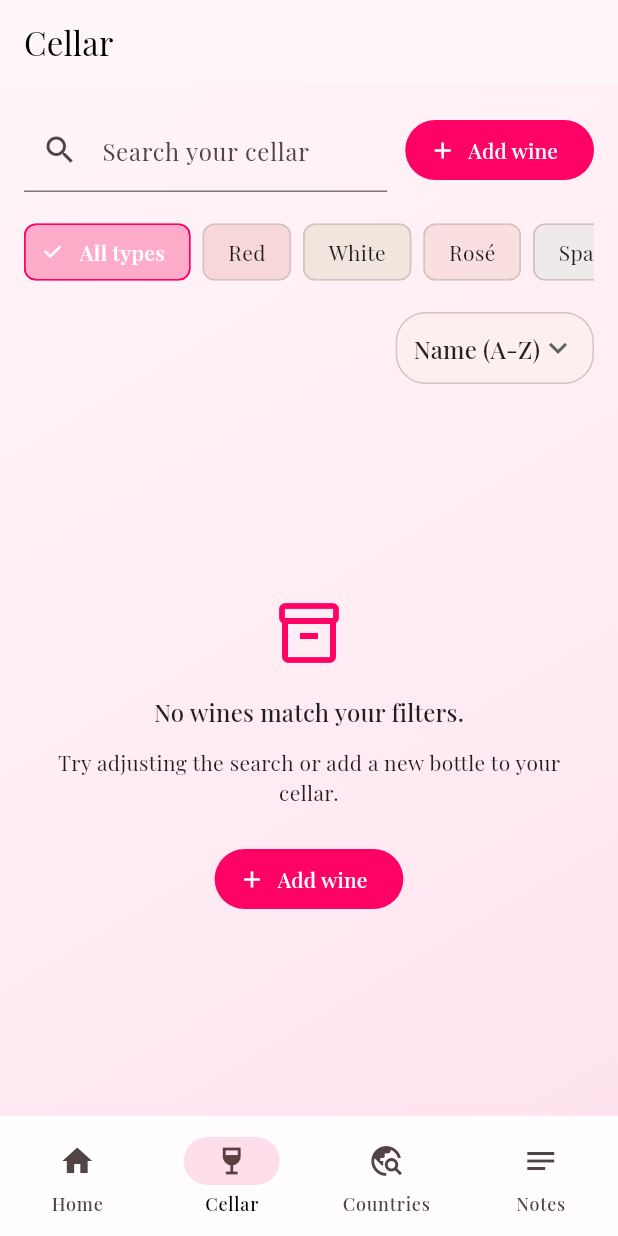
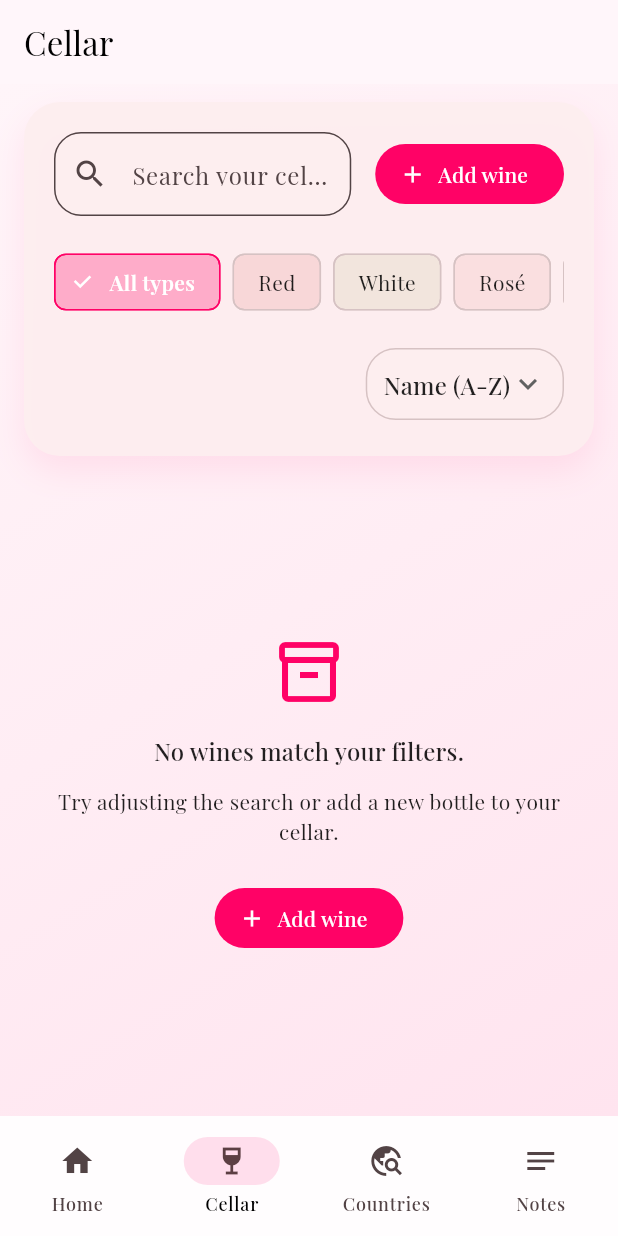
Before and after one commit to Ferrea-96/wiih, a Flutter app: the screen it shows once a user with an empty profile is signed in, item 2 of the bottom bar chosen, on a phone screen of 412 x 824 dp. Run offline on Flutter 3.47's test engine with Material 3 defaults, Android fonts, the phone set to English and light mode, and no system bars; our stand-ins replace cloud_firestore, firebase_auth, firebase_core, firebase_storage, flutter_image_compress, google_fonts and 4 more; missing offline and left inert: firebase_app_check; accounts and stored records are empty.

Commit message:
refactor: replace Column with CustomScrollView in CellarPage for improved layout and performance

```diff
--- a/lib/src/features/cellar/presentation/pages/cellar_page.dart
+++ b/lib/src/features/cellar/presentation/pages/cellar_page.dart
@@ -69,20 +69,36 @@ class _CellarPageState extends State<CellarPage> {
     return Consumer<WineList>(
       builder: (context, list, child) {
         final wines = _applySearch(list.wines);
-        return Column(
-          children: [
-            _buildControls(theme),
-            Expanded(
-              child: wines.isEmpty
-                  ? _buildEmptyState(theme)
-                  : ListView.separated(
+        return CustomScrollView(
+          slivers: [
+            SliverPersistentHeader(
+              pinned: true,
+              delegate: _CellarToolbarDelegate(
+                height: 260,
+                child: _buildToolbar(theme),
+              ),
+            ),
+            if (wines.isEmpty)
+              SliverFillRemaining(
+                hasScrollBody: false,
+                child: _buildEmptyState(theme),
+              )
+            else
+              SliverPadding(
                 padding: const EdgeInsets.fromLTRB(16, 0, 16, 24),
-                      itemCount: wines.length,
-                      separatorBuilder: (context, index) =>
-                          const SizedBox(height: 12),
-                      itemBuilder: (context, index) {
-                        return _buildWineCard(context, wines[index]);
+                sliver: SliverList(
+                  delegate: SliverChildBuilderDelegate(
+                    (context, index) {
+                      final wine = wines[index];
+                      return Padding(
+                        padding: EdgeInsets.only(
+                          bottom: index == wines.length - 1 ? 0 : 12,
+                        ),
+                        child: _buildWineCard(context, wine),
+                      );
                     },
+                    childCount: wines.length,
+                  ),
                 ),
               ),
           ],
@@ -91,11 +107,31 @@ class _CellarPageState extends State<CellarPage> {
     );
   }
 
-  Widget _buildControls(ThemeData theme) {
-    return Padding(
-      padding: const EdgeInsets.fromLTRB(16, 16, 16, 8),
+  Widget _buildToolbar(ThemeData theme) {
+    final surface = theme.colorScheme.surface.withOpacity(0.95);
+    final shadowColor = theme.colorScheme.primary.withOpacity(0.08);
+
+    return SafeArea(
+      bottom: false,
+      child: Padding(
+        padding: const EdgeInsets.fromLTRB(16, 12, 16, 12),
+        child: DecoratedBox(
+          decoration: BoxDecoration(
+            color: surface,
+            borderRadius: BorderRadius.circular(24),
+            boxShadow: [
+              BoxShadow(
+                color: shadowColor,
+                blurRadius: 18,
+                offset: const Offset(0, 10),
+              ),
+            ],
+          ),
+          child: Padding(
+            padding: const EdgeInsets.fromLTRB(20, 20, 20, 16),
             child: Column(
               crossAxisAlignment: CrossAxisAlignment.start,
+              mainAxisSize: MainAxisSize.min,
               children: [
                 Row(
                   children: [
@@ -117,10 +153,18 @@ class _CellarPageState extends State<CellarPage> {
                                 ),
                           labelText: 'Search your cellar',
                           hintText: 'Name, winery, grape, country...',
+                          filled: true,
+                          fillColor: theme.colorScheme.surface.withOpacity(0.6),
+                          border: OutlineInputBorder(
+                            borderRadius: BorderRadius.circular(18),
+                            borderSide: BorderSide(
+                              color: theme.colorScheme.outlineVariant,
                             ),
                           ),
                         ),
-              const SizedBox(width: 12),
+                      ),
+                    ),
+                    const SizedBox(width: 16),
                     FilledButton.icon(
                       onPressed: () => _navigateToAddWinePage(context),
                       icon: const Icon(Icons.add),
@@ -128,14 +172,14 @@ class _CellarPageState extends State<CellarPage> {
                     ),
                   ],
                 ),
-          const SizedBox(height: 12),
+                const SizedBox(height: 16),
                 _buildFilterChips(),
-          const SizedBox(height: 12),
+                const SizedBox(height: 16),
                 Align(
                   alignment: Alignment.centerRight,
                   child: DecoratedBox(
                     decoration: BoxDecoration(
-                color: theme.colorScheme.surface,
+                      color: theme.colorScheme.surface.withOpacity(0.7),
                       borderRadius: BorderRadius.circular(20),
                       border: Border.all(
                         color: theme.colorScheme.outlineVariant,
@@ -146,6 +190,7 @@ class _CellarPageState extends State<CellarPage> {
                       child: DropdownButtonHideUnderline(
                         child: DropdownButton<String>(
                           value: selectedSortOption,
+                          icon: const Icon(Icons.keyboard_arrow_down),
                           onChanged: _onSortChanged,
                           items: _sortOptions
                               .map(
@@ -155,13 +200,15 @@ class _CellarPageState extends State<CellarPage> {
                                 ),
                               )
                               .toList(growable: false),
-                    icon: const Icon(Icons.keyboard_arrow_down),
                         ),
                       ),
                     ),
                   ),
                 ),
               ],
+            ),
+          ),
+        ),
       ),
     );
   }
@@ -322,7 +369,7 @@ class _CellarPageState extends State<CellarPage> {
                       ),
                       const SizedBox(height: 8),
                       Text(
-                        '${wine.winery} • ${wine.country}',
+                        '${wine.winery} Ã¢â‚¬Â¢ ${wine.country}',
                         style: theme.textTheme.bodyMedium?.copyWith(
                           color: theme.colorScheme.onSurfaceVariant,
                         ),
@@ -565,6 +612,30 @@ class _CellarPageState extends State<CellarPage> {
   }
 }
 
+class _CellarToolbarDelegate extends SliverPersistentHeaderDelegate {
+  _CellarToolbarDelegate({required this.child, required this.height});
+
+  final Widget child;
+  final double height;
+
+  @override
+  double get minExtent => height;
+
+  @override
+  double get maxExtent => height;
+
+  @override
+  Widget build(
+      BuildContext context, double shrinkOffset, bool overlapsContent) {
+    return SizedBox.expand(child: child);
+  }
+
+  @override
+  bool shouldRebuild(covariant _CellarToolbarDelegate oldDelegate) {
+    return oldDelegate.child != child || oldDelegate.height != height;
+  }
+}
+
 class _SortOption {
   const _SortOption({required this.value, required this.label});
 
```
Lines whose indentation alone changed are shown as unchanged.
